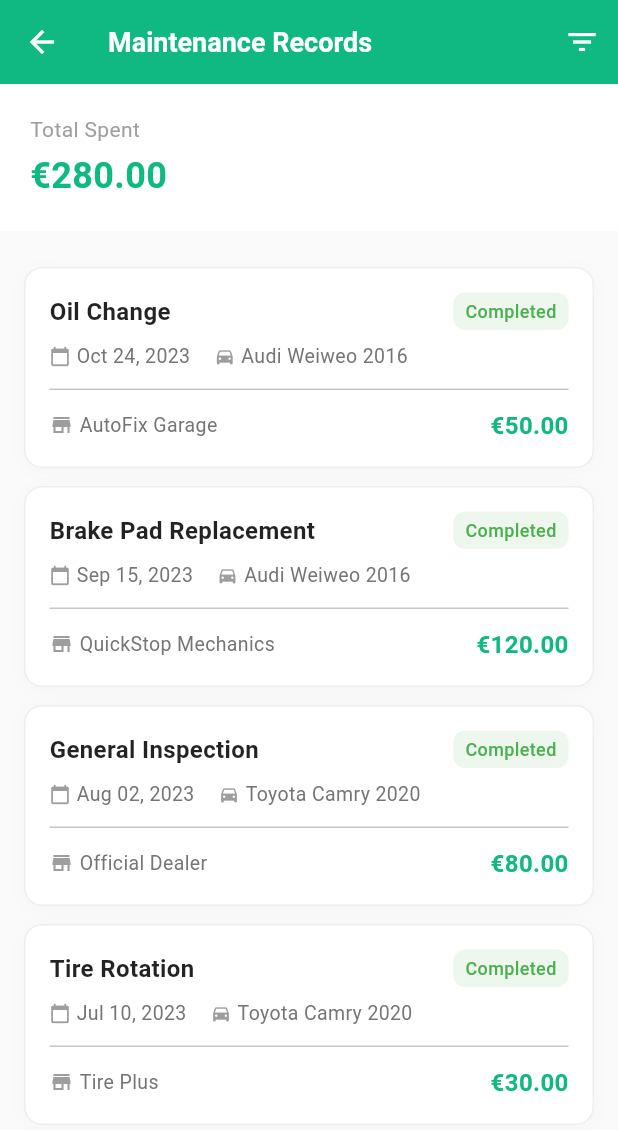
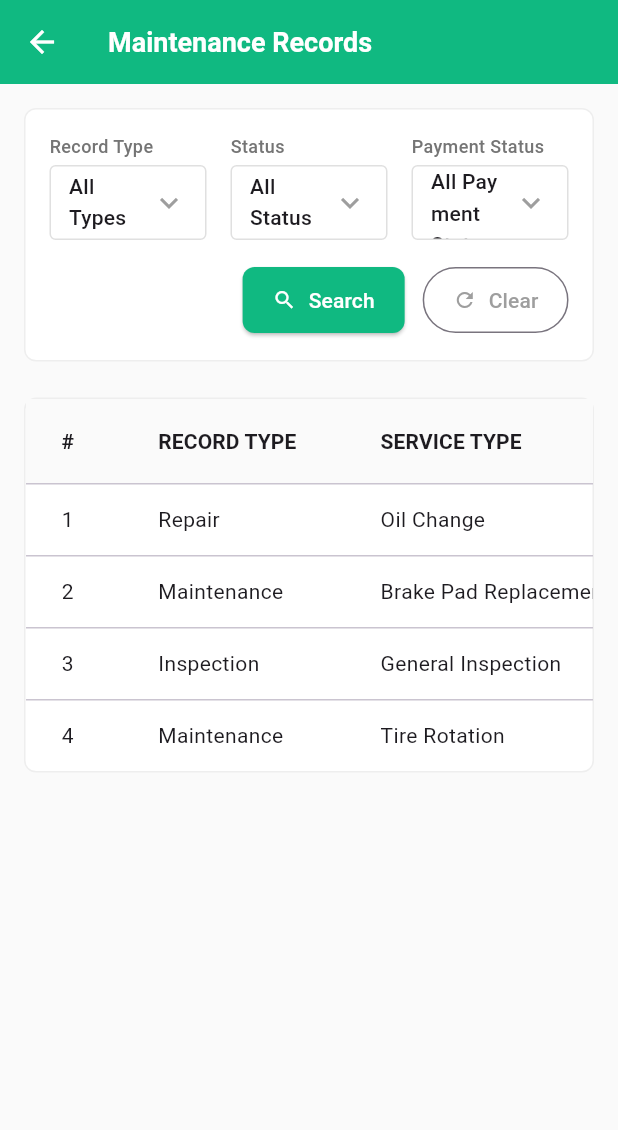
Before and after one commit to mperorjohn/moto-doc-app, a Flutter app: the MaintenanceRecordPage screen opened directly, on a phone screen of 412 x 824 dp. Shown: the top 1130 px of the screen. Run offline on Flutter 3.47's test engine with Material 3 defaults, Android fonts, the phone set to English and light mode, and no system bars.

Commit message:
pusing table

```diff
--- a/lib/pages/maintenance_record_page.dart
+++ b/lib/pages/maintenance_record_page.dart
@@ -9,46 +9,72 @@ class MaintenanceRecordPage extends StatefulWidget {
 }
 
 class _MaintenanceRecordPageState extends State<MaintenanceRecordPage> {
-  // Dummy data
+  late ScrollController _scrollController;
+
+  @override
+  void initState() {
+    super.initState();
+    _scrollController = ScrollController();
+  }
+
+  @override
+  void dispose() {
+    _scrollController.dispose();
+    super.dispose();
+  }
+
+  // Dummy data with new fields
   final List<Map<String, dynamic>> _records = [
     {
-      'date': 'Oct 24, 2023',
+      'id': '1',
+      'recordType': 'Repair',
       'service': 'Oil Change',
       'vehicle': 'Audi Weiweo 2016',
+      'mechanic': 'AutoFix Garage',
       'cost': '€50.00',
       'status': 'Completed',
-      'shop': 'AutoFix Garage',
+      'paymentStatus': 'Paid',
+      'date': 'Oct 24, 2023',
     },
     {
-      'date': 'Sep 15, 2023',
+      'id': '2',
+      'recordType': 'Maintenance',
       'service': 'Brake Pad Replacement',
       'vehicle': 'Audi Weiweo 2016',
+      'mechanic': 'QuickStop Mechanics',
       'cost': '€120.00',
       'status': 'Completed',
-      'shop': 'QuickStop Mechanics',
+      'paymentStatus': 'Paid',
+      'date': 'Sep 15, 2023',
     },
     {
-      'date': 'Aug 02, 2023',
+      'id': '3',
+      'recordType': 'Inspection',
       'service': 'General Inspection',
       'vehicle': 'Toyota Camry 2020',
+      'mechanic': 'Official Dealer',
       'cost': '€80.00',
       'status': 'Completed',
-      'shop': 'Official Dealer',
+      'paymentStatus': 'Pending',
+      'date': 'Aug 02, 2023',
     },
     {
-      'date': 'Jul 10, 2023',
+      'id': '4',
+      'recordType': 'Maintenance',
       'service': 'Tire Rotation',
       'vehicle': 'Toyota Camry 2020',
+      'mechanic': 'Tire Plus',
       'cost': '€30.00',
-      'status': 'Completed',
-      'shop': 'Tire Plus',
+      'status': 'Processing',
+      'paymentStatus': 'Unpaid',
+      'date': 'Jul 10, 2023',
     },
   ];
 
   @override
   Widget build(BuildContext context) {
     return Scaffold(
-      backgroundColor: Colors.grey[50], // Light grey background like other pages
+      backgroundColor: Colors.grey[50],
       appBar: AppBar(
         elevation: 0,
         backgroundColor: AppTheme.primaryGreen,
@@ -64,159 +90,54 @@ class _MaintenanceRecordPageState extends State<MaintenanceRecordPage> {
             fontWeight: FontWeight.w600,
           ),
         ),
-        actions: [
-           IconButton(
-            icon: const Icon(Icons.filter_list, color: Colors.white),
-            onPressed: () {
-              // TODO: Implement filter
-            },
       ),
-        ],
-      ),
-      body: Column(
-        children: [
-          // Summary / Header
-          Container(
-            padding: const EdgeInsets.all(20),
-            color: Colors.white,
-            child: Row(
-              children: [
-                Expanded(
+      body: SingleChildScrollView(
+        child: Padding(
+          padding: const EdgeInsets.all(16.0),
           child: Column(
             crossAxisAlignment: CrossAxisAlignment.start,
             children: [
-                      const Text(
-                        'Total Spent',
-                        style: TextStyle(
-                          color: Colors.grey,
-                          fontSize: 14,
-                        ),
-                      ),
-                      const SizedBox(height: 4),
-                      Text(
-                        '€280.00',
-                        style: TextStyle(
-                          color: AppTheme.primaryGreen,
-                          fontSize: 24,
-                          fontWeight: FontWeight.bold,
-                        ),
-                      ),
-                    ],
-                  ),
-                ),
-
-              ],
-            ),
-          ),
-
-          const SizedBox(height: 16),
-
-          // List
-          Expanded(
-            child: ListView.separated(
-              padding: const EdgeInsets.symmetric(horizontal: 16, vertical: 8),
-              itemCount: _records.length,
-              separatorBuilder: (ctx, index) => const SizedBox(height: 12),
-              itemBuilder: (context, index) {
-                final record = _records[index];
-                return _buildRecordCard(record);
-              },
-            ),
-          ),
-        ],
-      ),
-    );
-  }
-
-  Widget _buildRecordCard(Map<String, dynamic> record) {
-    return Container(
+              // Filter Section
+              Container(
+                padding: const EdgeInsets.all(16),
                 decoration: BoxDecoration(
                   color: Colors.white,
-        borderRadius: BorderRadius.circular(12),
+                  borderRadius: BorderRadius.circular(8),
                   border: Border.all(color: Colors.grey[200]!),
-        boxShadow: [
-          BoxShadow(
-            color: Colors.grey.withOpacity(0.05),
-            blurRadius: 10,
-            offset: const Offset(0, 2),
                 ),
-        ],
-      ),
-      child: Padding(
-        padding: const EdgeInsets.all(16),
                 child: Column(
-          crossAxisAlignment: CrossAxisAlignment.start,
-          children: [
-            Row(
-              mainAxisAlignment: MainAxisAlignment.spaceBetween,
-              children: [
-                Expanded(
-                  child: Text(
-                    record['service'],
-                    style: const TextStyle(
-                      fontSize: 16,
-                      fontWeight: FontWeight.bold,
-                      color: Colors.black87,
-                    ),
-                  ),
-                ),
-                 Container(
-                  padding: const EdgeInsets.symmetric(horizontal: 8, vertical: 4),
-                  decoration: BoxDecoration(
-                    color: Colors.green.withOpacity(0.1),
-                    borderRadius: BorderRadius.circular(8),
-                  ),
-                  child: Text(
-                    record['status'],
-                    style: const TextStyle(
-                      color: Colors.green,
-                      fontSize: 12,
-                      fontWeight: FontWeight.w500,
-                    ),
-                  ),
-                ),
-              ],
-            ),
-            const SizedBox(height: 8),
-            Row(
-              children: [
-                Icon(Icons.calendar_today, size: 14, color: Colors.grey[500]),
-                const SizedBox(width: 4),
-                Text(
-                  record['date'],
-                  style: TextStyle(color: Colors.grey[600], fontSize: 13),
-                ),
-                const SizedBox(width: 16),
-                Icon(Icons.directions_car, size: 14, color: Colors.grey[500]),
-                const SizedBox(width: 4),
-                Text(
-                  record['vehicle'],
-                  style: TextStyle(color: Colors.grey[600], fontSize: 13),
-                ),
-              ],
-            ),
-             const SizedBox(height: 12),
-             const Divider(height: 1),
-             const SizedBox(height: 12),
-             Row(
-               mainAxisAlignment: MainAxisAlignment.spaceBetween,
                   children: [
                     Row(
                       children: [
-                     Icon(Icons.store, size: 16, color: Colors.grey[500]),
-                     const SizedBox(width: 4),
-                     Text(
-                       record['shop'],
-                       style: TextStyle(color: Colors.grey[600], fontSize: 13),
-                     ),
+                         Expanded(child: _buildDropdown('Record Type', 'All Types')),
+                         const SizedBox(width: 16),
+                         Expanded(child: _buildDropdown('Status', 'All Status')),
+                         const SizedBox(width: 16),
+                         Expanded(child: _buildDropdown('Payment Status', 'All Payment Status')),
                       ],
                     ),
-                 Text(
-                   record['cost'],
-                   style: const TextStyle(
-                     color: AppTheme.primaryGreen,
-                     fontWeight: FontWeight.bold,
-                     fontSize: 16,
+                    const SizedBox(height: 16),
+                    Row(
+                      mainAxisAlignment: MainAxisAlignment.end,
+                      children: [
+                        ElevatedButton.icon(
+                          onPressed: () {},
+                          icon: const Icon(Icons.search, size: 16),
+                          label: const Text('Search'),
+                          style: ElevatedButton.styleFrom(
+                            backgroundColor: AppTheme.primaryGreen,
+                            foregroundColor: Colors.white,
+                            padding: const EdgeInsets.symmetric(horizontal: 20, vertical: 12),
+                          ),
+                        ),
+                        const SizedBox(width: 12),
+                        OutlinedButton.icon(
+                          onPressed: () {},
+                          icon: const Icon(Icons.refresh, size: 16),
+                          label: const Text('Clear'),
+                          style: OutlinedButton.styleFrom(
+                            foregroundColor: Colors.grey,
+                             padding: const EdgeInsets.symmetric(horizontal: 20, vertical: 12),
                           ),
                         ),
                       ],
@@ -224,6 +145,160 @@ class _MaintenanceRecordPageState extends State<MaintenanceRecordPage> {
                   ],
                 ),
               ),
+
+              const SizedBox(height: 24),
+
+              // Table Section
+              Container(
+                width: double.infinity,
+                 decoration: BoxDecoration(
+                  color: Colors.white,
+                  borderRadius: BorderRadius.circular(8),
+                  border: Border.all(color: Colors.grey[200]!),
+                ),
+                child: Scrollbar(
+                  controller: _scrollController,
+                  child: SingleChildScrollView(
+                    controller: _scrollController,
+                    scrollDirection: Axis.horizontal,
+                    child: DataTable(
+                      headingRowColor: MaterialStateProperty.all(Colors.grey[50]),
+                      columns: const [
+                        DataColumn(label: Text('#', style: TextStyle(fontWeight: FontWeight.bold))),
+                        DataColumn(label: Text('RECORD TYPE', style: TextStyle(fontWeight: FontWeight.bold))),
+                        DataColumn(label: Text('SERVICE TYPE', style: TextStyle(fontWeight: FontWeight.bold))),
+                        DataColumn(label: Text('VEHICLE', style: TextStyle(fontWeight: FontWeight.bold))),
+                        DataColumn(label: Text('MECHANIC', style: TextStyle(fontWeight: FontWeight.bold))),
+                        DataColumn(label: Text('COST', style: TextStyle(fontWeight: FontWeight.bold))),
+                        DataColumn(label: Text('STATUS', style: TextStyle(fontWeight: FontWeight.bold))),
+                        DataColumn(label: Text('PAYMENT STATUS', style: TextStyle(fontWeight: FontWeight.bold))),
+                         DataColumn(label: Text('DATE', style: TextStyle(fontWeight: FontWeight.bold))),
+                        DataColumn(label: Text('ACTIONS', style: TextStyle(fontWeight: FontWeight.bold))),
+                      ],
+                      rows: _records.map((record) => DataRow(
+                        cells: [
+                          DataCell(Text(record['id'])),
+                          DataCell(Text(record['recordType'])),
+                          DataCell(Text(record['service'])),
+                          DataCell(Text(record['vehicle'])),
+                          DataCell(Text(record['mechanic'])),
+                           DataCell(Text(record['cost'], style: const TextStyle(fontWeight: FontWeight.bold, color: AppTheme.primaryGreen))),
+                          DataCell(_buildStatusBadge(record['status'])),
+                           DataCell(_buildPaymentStatusBadge(record['paymentStatus'])),
+                          DataCell(Text(record['date'])),
+                          DataCell(
+                            Row(
+                              children: [
+                                IconButton(icon: const Icon(Icons.visibility, size: 18, color: Colors.blue), onPressed: () {}),
+                                IconButton(icon: const Icon(Icons.download, size: 18, color: Colors.grey), onPressed: () {}),
+                              ],
+                            )
+                          ),
+                        ],
+                      )).toList(),
+                    ),
+                  ),
+                ),
+              ),
+               const SizedBox(height: 30),
+            ],
+          ),
+        ),
+      ),
+    );
+  }
+
+  Widget _buildDropdown(String label, String value) {
+     return Column(
+       crossAxisAlignment: CrossAxisAlignment.start,
+       children: [
+         Text(label, style: TextStyle(fontSize: 12, color: Colors.grey[600], fontWeight: FontWeight.w500)),
+         const SizedBox(height: 4),
+         Container(
+           padding: const EdgeInsets.symmetric(horizontal: 12, vertical: 0),
+           decoration: BoxDecoration(
+             border: Border.all(color: Colors.grey[300]!),
+             borderRadius: BorderRadius.circular(4),
+           ),
+           child: DropdownButtonHideUnderline(
+             child: DropdownButton<String>(
+               value: value,
+               isExpanded: true,
+               icon: const Icon(Icons.keyboard_arrow_down, color: Colors.grey),
+               items: [
+                 DropdownMenuItem(value: value, child: Text(value, style: const TextStyle(fontSize: 14))),
+               ],
+               onChanged: (val) {},
+             ),
+           ),
+         ),
+       ],
+     );
+  }
+
+  Widget _buildStatusBadge(String status) {
+    Color color;
+    Color bgColor;
+
+    switch (status.toLowerCase()) {
+      case 'completed':
+        color = Colors.green;
+        bgColor = Colors.green.withOpacity(0.1);
+        break;
+      case 'processing':
+        color = Colors.orange;
+        bgColor = Colors.orange.withOpacity(0.1);
+        break;
+      default:
+        color = Colors.grey;
+        bgColor = Colors.grey.withOpacity(0.1);
+    }
+
+    return Container(
+      padding: const EdgeInsets.symmetric(horizontal: 8, vertical: 4),
+      decoration: BoxDecoration(
+        color: bgColor,
+        borderRadius: BorderRadius.circular(4),
+      ),
+      child: Text(
+        status,
+        style: TextStyle(color: color, fontSize: 12, fontWeight: FontWeight.w500),
+      ),
+    );
+  }
+
+   Widget _buildPaymentStatusBadge(String status) {
+    Color color;
+    Color bgColor;
+
+    switch (status.toLowerCase()) {
+      case 'paid':
+        color = Colors.green;
+        bgColor = Colors.green.withOpacity(0.1);
+        break;
+      case 'pending':
+        color = Colors.orange;
+        bgColor = Colors.orange.withOpacity(0.1);
+        break;
+      case 'unpaid':
+         color = Colors.red;
+        bgColor = Colors.red.withOpacity(0.1);
+        break;
+      default:
+        color = Colors.grey;
+        bgColor = Colors.grey.withOpacity(0.1);
+    }
+
+    return Container(
+      padding: const EdgeInsets.symmetric(horizontal: 8, vertical: 4),
+      decoration: BoxDecoration(
+        color: bgColor,
+        borderRadius: BorderRadius.circular(4),
+      ),
+      child: Text(
+        status,
+        style: TextStyle(color: color, fontSize: 12, fontWeight: FontWeight.w500),
+      ),
     );
   }
 }
```
Lines whose indentation alone changed are shown as unchanged.
